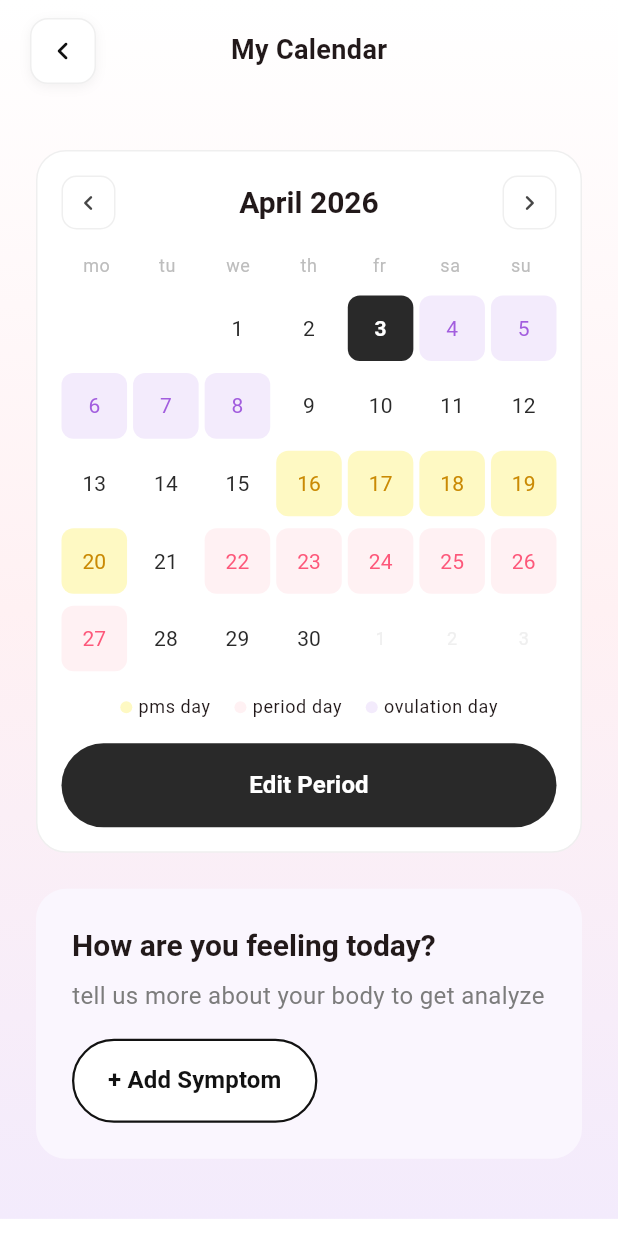
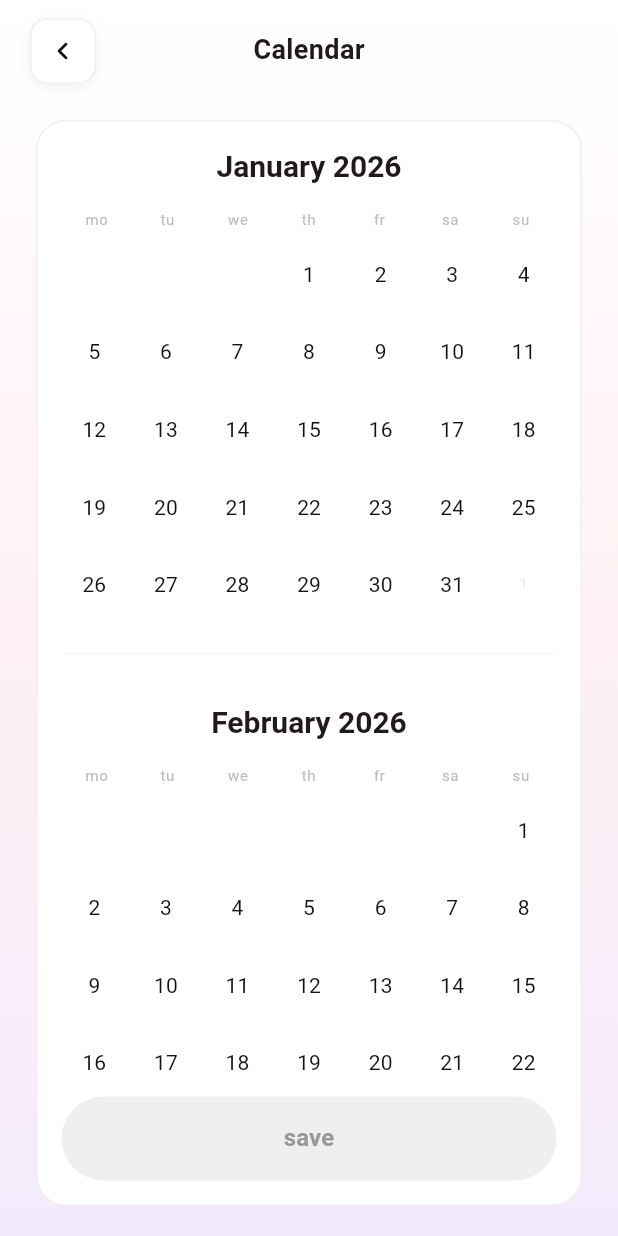
Before and after one commit to Mutimanwa/peria, a Flutter app: the CalendarScreen screen opened by its route, after a tap on "Edit Period", on a phone screen of 412 x 824 dp. Run offline on Flutter 3.47's test engine with Material 3 defaults, Android fonts, the phone set to English and light mode, and no system bars; our stand-ins replace go_router; Roboto replaces fonts that are missing (PerlApp, Poppins).

Commit message:
feat: add calendar, edit calendar, and symptoms screens with associated routing configuration

```diff
--- a/lib/core/router/router.dart
+++ b/lib/core/router/router.dart
@@ -4,6 +4,7 @@ import 'package:perla_app/features/auth/presentation/screens/auth_screens.dart';
 import 'package:perla_app/features/auth/presentation/screens/otp_screen.dart';
 import 'package:perla_app/features/auth/presentation/screens/register_screen.dart';
 import 'package:perla_app/features/calendar/presentation/screens/calendar_screen.dart';
+import 'package:perla_app/features/calendar/presentation/screens/edit_calendar_screen.dart';
 import 'package:perla_app/features/calendar/presentation/screens/symptoms_screen.dart';
 import 'package:perla_app/features/home/presentation/screens/cycle_home_screen.dart';
 import 'package:perla_app/features/onboarding/presentation/screens/onboarding_screens.dart';
@@ -104,6 +105,11 @@ final GoRouter appRouter = GoRouter(
         context, state, const CalendarScreen()),
     ),
     GoRoute(
+      path: '/edit-calendar',
+      pageBuilder: (context, state) => _buildSlideTransitionPage(
+        context, state, const EditCalendarScreen()),
+    ),
+    GoRoute(
       path: '/symptoms',
       pageBuilder: (context, state) => _buildSlideTransitionPage(
         context, state, const SymptomsScreen()),
--- a/lib/features/calendar/presentation/screens/calendar_screen.dart
+++ b/lib/features/calendar/presentation/screens/calendar_screen.dart
@@ -130,7 +130,9 @@ class _CalendarScreenState extends State<CalendarScreen> {
 
                       PrimaryButton(
                         label: 'Edit Period',
-                        onPressed: () {},
+                        onPressed: () {
+                          context.push("/edit-calendar");
+                        },
                       ),
                     ],
                   ),
--- /dev/null
+++ b/lib/features/calendar/presentation/screens/edit_calendar_screen.dart
@@ -0,0 +1,209 @@
+import 'package:flutter/material.dart';
+import 'package:go_router/go_router.dart';
+import 'package:perla_app/core/theme/app_colors.dart';
+import 'package:perla_app/core/theme/app_text.dart';
+import 'package:perla_app/core/theme/app_typography.dart';
+import 'package:perla_app/shared/widgets/common_widgets.dart';
+
+class EditCalendarScreen extends StatefulWidget {
+  const EditCalendarScreen({super.key});
+
+  @override
+  State<EditCalendarScreen> createState() => _EditCalendarScreenState();
+}
+
+class _EditCalendarScreenState extends State<EditCalendarScreen> {
+  DateTime? _startDate;
+  DateTime? _endDate;
+
+  static const List<String> _monthNames = [
+    'January', 'February', 'March', 'April', 'May', 'June',
+    'July', 'August', 'September', 'October', 'November', 'December',
+  ];
+  static const List<String> _weekDays = ['mo', 'tu', 'we', 'th', 'fr', 'sa', 'su'];
+
+  void _selectDay(DateTime day) {
+    setState(() {
+      if (_startDate == null || (_startDate != null && _endDate != null)) {
+        // Premier tap → début de plage
+        _startDate = day;
+        _endDate = null;
+      } else if (day.isBefore(_startDate!)) {
+        // Tap avant le début → nouveau début
+        _startDate = day;
+      } else {
+        // Deuxième tap → fin de plage
+        _endDate = day;
+      }
+    });
+  }
+
+  bool _isSelected(DateTime day) {
+    if (_startDate == null) return false;
+    if (_endDate == null) return _isSameDay(day, _startDate!);
+    return !day.isBefore(_startDate!) && !day.isAfter(_endDate!);
+  }
+
+  bool _isRangeEdge(DateTime day) {
+    if (_startDate == null) return false;
+    return _isSameDay(day, _startDate!) ||
+        (_endDate != null && _isSameDay(day, _endDate!));
+  }
+
+  bool _isSameDay(DateTime a, DateTime b) =>
+      a.year == b.year && a.month == b.month && a.day == b.day;
+
+  bool get _canSave => _startDate != null;
+
+  @override
+  Widget build(BuildContext context) {
+    return PageScaffold(
+      showBack: true,
+      onBack: () => context.pop(),
+      showTitle: true,
+      title: 'Calendar',
+      child: Padding(
+        padding: const EdgeInsets.only(top: 80, bottom: 20),
+        child: Container(
+          margin: const EdgeInsets.symmetric(horizontal: 24),
+          decoration: BoxDecoration(
+            color: AppColors.white,
+            borderRadius: BorderRadius.circular(20),
+            border: Border.all(color: AppColors.grey200),
+          ),
+          child: Column(
+            children: [
+              Expanded(
+                child: ListView.builder(
+                  padding: const EdgeInsets.symmetric(horizontal: 16, vertical: 16),
+                  itemCount: 12, // Par exemple, les 12 mois à venir/passés
+                  itemBuilder: (context, index) {
+                    final targetMonth = DateTime.now().month - 3 + index;
+                    final monthDate = DateTime(DateTime.now().year, targetMonth, 1);
+                    return _buildMonthSection(monthDate);
+                  },
+                ),
+              ),
+              Padding(
+                padding: const EdgeInsets.all(16),
+                child: PrimaryButton(
+                  label: 'save',
+                  onPressed: _canSave ? () {
+                    // Logic to save the period dates
+                    context.pop();
+                  } : null,
+                ),
+              ),
+            ],
+          ),
+        ),
+      ),
+    );
+  }
+
+  Widget _buildMonthSection(DateTime monthDate) {
+    final firstDay = DateTime(monthDate.year, monthDate.month, 1);
+    final lastDay = DateTime(monthDate.year, monthDate.month + 1, 0);
+    int startOffset = firstDay.weekday - 1;
+
+    return Padding(
+      padding: const EdgeInsets.only(bottom: 24),
+      child: Column(
+        crossAxisAlignment: CrossAxisAlignment.center,
+        children: [
+          Text('${_monthNames[monthDate.month - 1]} ${monthDate.year}', style: AppText.h4),
+          const SizedBox(height: 16),
+          Row(
+            children: _weekDays
+                .map((d) => Expanded(
+                      child: Text(d,
+                          style: AppTypography.captionSmall.copyWith(color: AppColors.grey400),
+                          textAlign: TextAlign.center),
+                    ))
+                .toList(),
+          ),
+          const SizedBox(height: 8),
+          _buildCalendarGrid(firstDay, lastDay, startOffset, monthDate),
+          const SizedBox(height: 16),
+          Divider(color: AppColors.grey100, thickness: 1),
+        ],
+      ),
+    );
+  }
+
+  Widget _buildCalendarGrid(DateTime firstDay, DateTime lastDay, int startOffset, DateTime monthDate) {
+    final int totalDays = lastDay.day;
+    final int totalCells = ((startOffset + totalDays) / 7).ceil() * 7;
+
+    return GridView.builder(
+      shrinkWrap: true,
+      physics: const NeverScrollableScrollPhysics(),
+      gridDelegate: const SliverGridDelegateWithFixedCrossAxisCount(
+        crossAxisCount: 7,
+        mainAxisSpacing: 8,
+        crossAxisSpacing: 4,
+        childAspectRatio: 1,
+      ),
+      itemCount: totalCells,
+      itemBuilder: (ctx, i) {
+        final dayNum = i - startOffset + 1;
+        if (dayNum < 1 || dayNum > totalDays) {
+          final nextDayNum = dayNum < 1 ? 0 : dayNum - totalDays;
+          return Center(
+            child: Text(
+              dayNum < 1 ? '' : nextDayNum.toString(),
+              style: AppTypography.captionSmall.copyWith(color: AppColors.grey200),
+            ),
+          );
+        }
+        final day = DateTime(monthDate.year, monthDate.month, dayNum);
+
+        final selected = _isSelected(day);
+        final edge = _isRangeEdge(day);
+
+        return GestureDetector(
+          onTap: () => _selectDay(day),
+          child: _DayCell(day: day, selected: selected, isEdge: edge),
+        );
+      },
+    );
+  }
+}
+
+class _DayCell extends StatelessWidget {
+  final DateTime day;
+  final bool selected;
+  final bool isEdge;
+
+  const _DayCell(
+      {required this.day, required this.selected, required this.isEdge});
+
+  @override
+  Widget build(BuildContext context) {
+    Color? bg;
+    Color textColor = AppColors.black;
+
+    if (isEdge) {
+      bg = AppColors.primary;
+      textColor = AppColors.white;
+    } else if (selected) {
+      bg = AppColors.primary100;
+      textColor = AppColors.primary;
+    }
+
+    return Container(
+      decoration: BoxDecoration(
+        color: bg,
+        borderRadius: BorderRadius.circular(8),
+      ),
+      alignment: Alignment.center,
+      child: Text(
+        '${day.day}',
+        style: AppText.label.copyWith(
+          color: textColor,
+          fontWeight: isEdge ? FontWeight.w700 : FontWeight.w400,
+        ),
+      ),
+    );
+  }
+}
```
Also changed, not shown: lib/features/calendar/presentation/screens/symptoms_screen.dart (+52 -8 lines).
